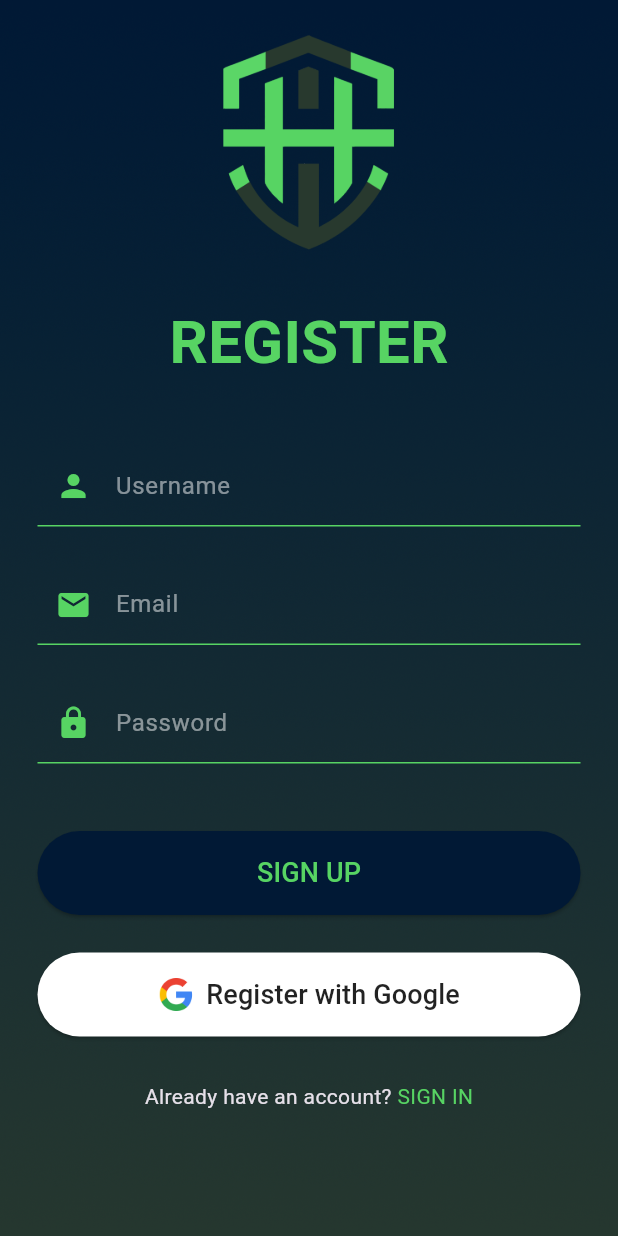
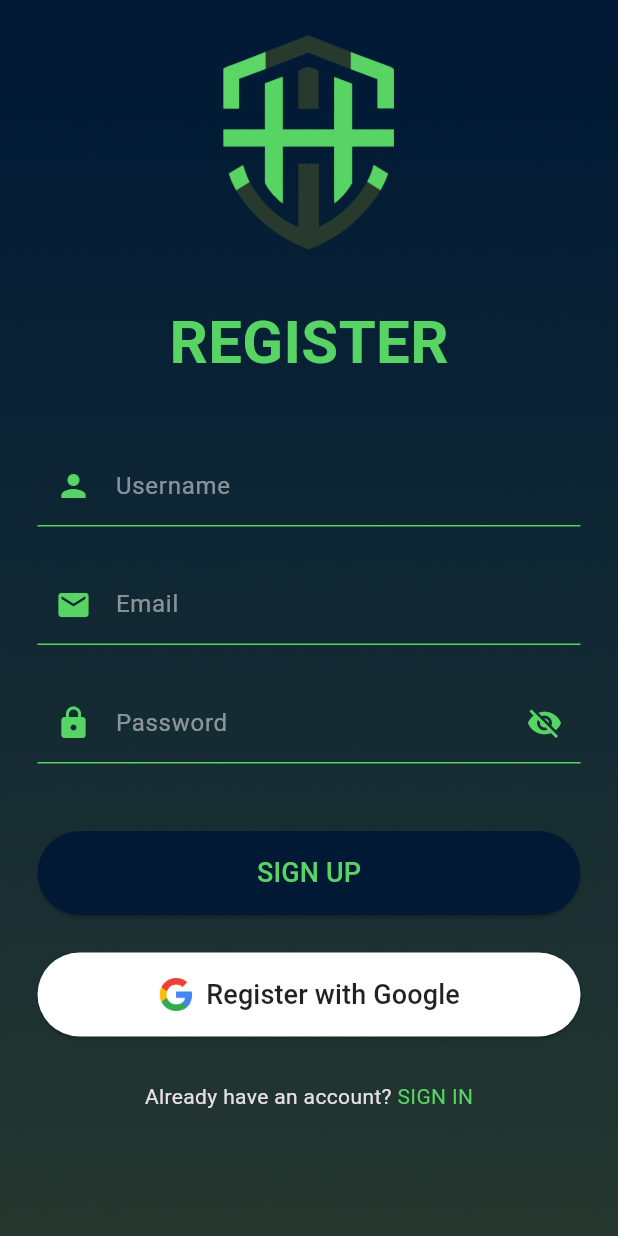
Before and after one commit to Luc4st1574/harkai, a Flutter app: the screen it shows after launch, after a tap on "REGISTER", on a phone screen of 412 x 824 dp. Run offline on Flutter 3.47's test engine with Material 3 defaults, Android fonts, the phone set to English and light mode, and no system bars; our stand-ins replace firebase_auth, firebase_core, fluttertoast, google_sign_in, permission_handler; accounts and stored records are empty; generated files the repository leaves out were written again.

Commit message:
add: button for toogling visibily on login and signup screens

```diff
--- /dev/null
+++ b/lib/chatbot.dart
@@ -0,0 +1 @@
+//todo chat bot implementation with firebase
--- a/lib/login.dart
+++ b/lib/login.dart
@@ -17,6 +17,7 @@ class Login extends StatefulWidget {
 class LoginState extends State<Login> {
   final _emailController = TextEditingController();
   final _passwordController = TextEditingController();
+  bool _isPasswordVisible = false; // New variable to track password visibility
 
   @override
   void dispose() {
@@ -184,7 +185,18 @@ class LoginState extends State<Login> {
                       controller: _passwordController,
                       hintText: 'Password',
                       icon: Icons.lock,
-                      obscureText: true,
+                      obscureText: !_isPasswordVisible, // Control visibility
+                      suffixIcon: IconButton(
+                        icon: Icon(
+                          _isPasswordVisible ? Icons.visibility : Icons.visibility_off,
+                          color: const Color(0xFF57D463),
+                        ),
+                        onPressed: () {
+                          setState(() {
+                            _isPasswordVisible = !_isPasswordVisible; // Toggle visibility
+                          });
+                        },
+                      ),
                     ),
                     const SizedBox(height: 20), // Increased space
                     _buildForgotPassword(context),
@@ -311,6 +323,7 @@ class CustomTextField extends StatelessWidget {
   final IconData icon;
   final bool obscureText;
   final TextEditingController controller;
+  final Widget? suffixIcon; // New optional parameter for suffix icon
 
   const CustomTextField({
     super.key,
@@ -318,6 +331,7 @@ class CustomTextField extends StatelessWidget {
     required this.icon,
     required this.controller,
     this.obscureText = false,
+    this.suffixIcon, // Add suffix icon parameter
   });
 
   @override
@@ -336,6 +350,7 @@ class CustomTextField extends StatelessWidget {
         focusedBorder: const UnderlineInputBorder(
           borderSide: BorderSide(color: Color(0xFF57D463)),
         ),
+        suffixIcon: suffixIcon, // Add the suffix icon to the input decoration
       ),
       cursorColor: const Color(0xFF57D463),
     );
--- a/lib/signup.dart
+++ b/lib/signup.dart
@@ -3,12 +3,18 @@ import 'package:firebase_auth/firebase_auth.dart';
 import 'package:google_sign_in/google_sign_in.dart';
 import 'services/auth_service.dart';
 
-class Signup extends StatelessWidget {
-  Signup({super.key});
+class Signup extends StatefulWidget {
+  const Signup({super.key});
 
+  @override
+  SignupState createState() => SignupState();
+}
+
+class SignupState extends State<Signup> {
   final TextEditingController _usernameController = TextEditingController();
   final TextEditingController _emailController = TextEditingController();
   final TextEditingController _passwordController = TextEditingController();
+  bool _isPasswordVisible = false; // Variable to track password visibility
 
   Future<void> _handleGoogleSignIn(BuildContext context) async {
     try {
@@ -29,6 +35,14 @@ class Signup extends StatelessWidget {
         SnackBar(content: Text('Failed to sign in with Google: $e')),
       );
     }
+  }
+
+  @override
+  void dispose() {
+    _usernameController.dispose();
+    _emailController.dispose();
+    _passwordController.dispose();
+    super.dispose();
   }
 
   @override
@@ -71,12 +85,23 @@ class Signup extends StatelessWidget {
                       icon: Icons.email,
                     ),
                     const SizedBox(height: 25), // Increased vertical spacing
-                    // Password field
+                    // Password field with visibility toggle
                     CustomTextField(
                       controller: _passwordController,
                       hintText: 'Password',
                       icon: Icons.lock,
-                      obscureText: true,
+                      obscureText: !_isPasswordVisible, // Control visibility
+                      suffixIcon: IconButton(
+                        icon: Icon(
+                          _isPasswordVisible ? Icons.visibility : Icons.visibility_off,
+                          color: const Color(0xFF57D463),
+                        ),
+                        onPressed: () {
+                          setState(() {
+                            _isPasswordVisible = !_isPasswordVisible; // Toggle visibility
+                          });
+                        },
+                      ),
                     ),
                     const SizedBox(height: 45), // Increased vertical spacing
                     // Sign Up button
@@ -193,6 +218,7 @@ class CustomTextField extends StatelessWidget {
   final String hintText;
   final IconData icon;
   final bool obscureText;
+  final Widget? suffixIcon; // Optional suffix icon parameter
 
   const CustomTextField({
     super.key,
@@ -200,6 +226,7 @@ class CustomTextField extends StatelessWidget {
     required this.hintText,
     required this.icon,
     this.obscureText = false,
+    this.suffixIcon, // Add suffix icon parameter
   });
 
   @override
@@ -219,6 +246,7 @@ class CustomTextField extends StatelessWidget {
         focusedBorder: const UnderlineInputBorder(
           borderSide: BorderSide(color: Color(0xFF57D463)),
         ),
+        suffixIcon: suffixIcon, // Include the suffix icon in the decoration
       ),
       keyboardAppearance: Brightness.dark,
       cursorColor: const Color(0xFF57D463),
```
